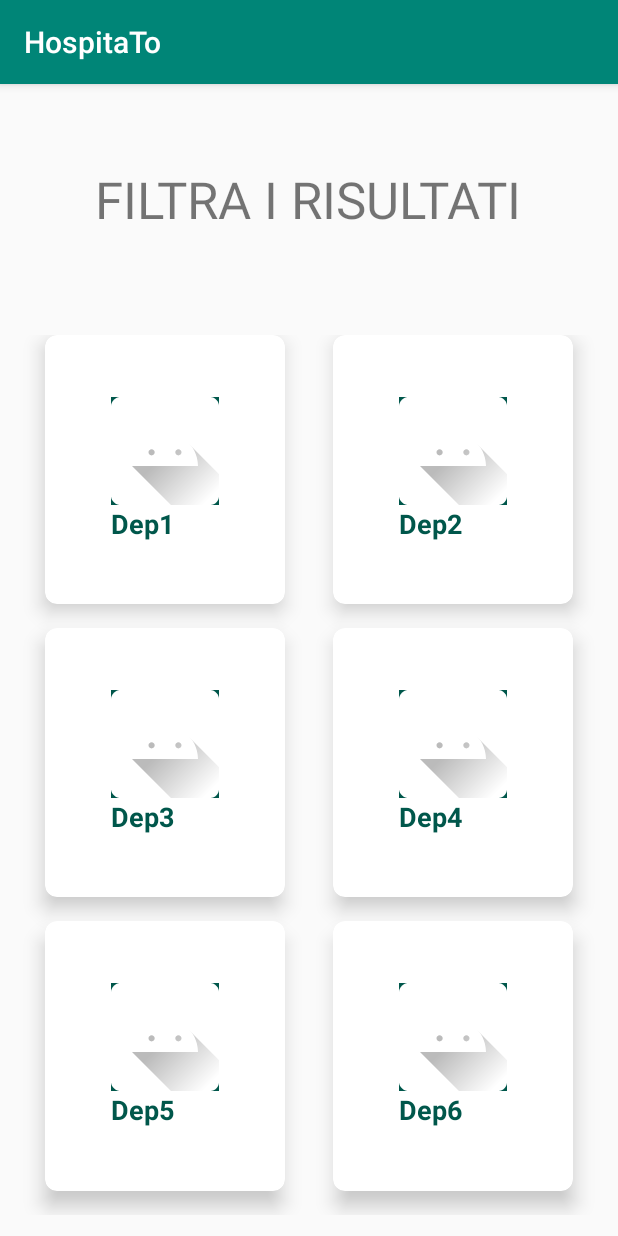
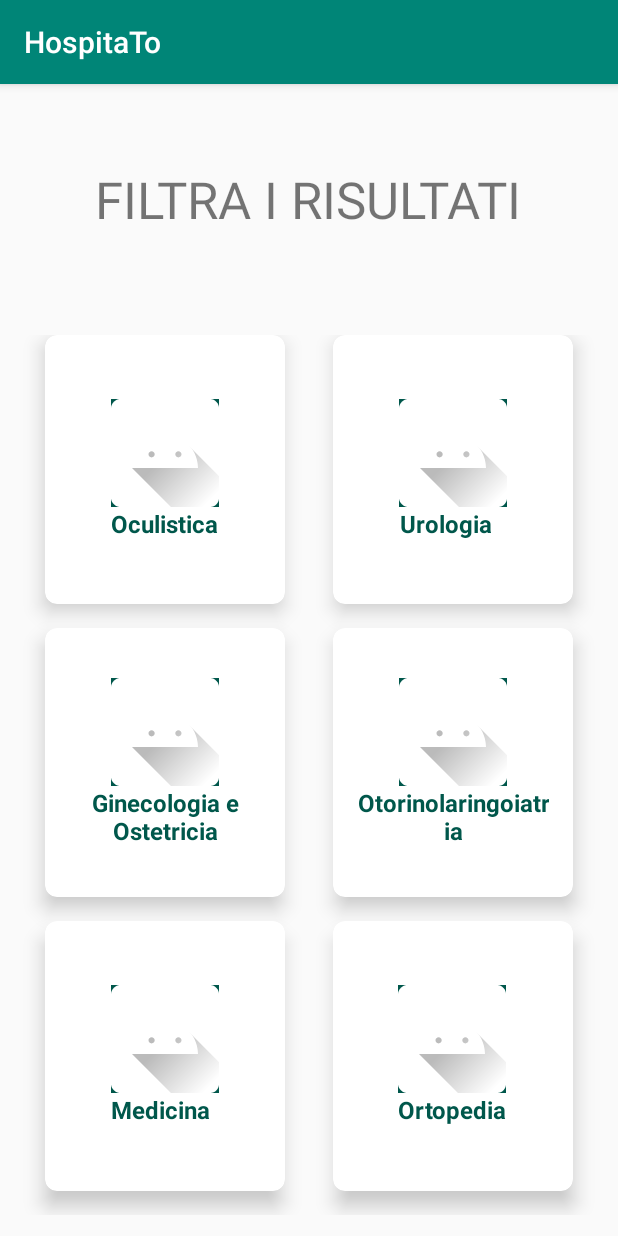
Before and after one commit to Zurimaio/HospitaTo, an Android app: the filterView screen opened directly, with no data from a screen before it, on a phone screen of 412 x 824 dp. Run offline under Robolectric (Android 15) with nearby library versions, the phone set to English and light mode, and no system bars.

Commit message:
filtro/liste finite

```diff
--- a/app/src/main/res/layout/activity_filter_view.xml
+++ b/app/src/main/res/layout/activity_filter_view.xml
@@ -38,6 +38,9 @@
 
         <!-- Row 1 -->
         <!-- Column 1 -->
+
+
+
         <android.support.v7.widget.CardView
             android:layout_width="0dp"
             android:layout_height="0dp"
@@ -68,10 +71,10 @@
                     android:layout_height="wrap_content" />
 
                 <TextView
-                    android:text="Dep1"
+                    android:text="Oculistica"
                     android:textAlignment="center"
                     android:textColor="@color/colorPrimaryDark"
-                    android:textSize="18sp"
+                    android:textSize="16sp"
                     android:textStyle="bold"
                     android:layout_width="wrap_content"
                     android:layout_height="wrap_content"
@@ -109,10 +112,10 @@
                     android:layout_height="wrap_content" />
 
                 <TextView
-                    android:text="Dep2"
+                    android:text="Urologia"
                     android:textAlignment="center"
                     android:textColor="@color/colorPrimaryDark"
-                    android:textSize="18sp"
+                    android:textSize="16sp"
                     android:textStyle="bold"
                     android:layout_width="wrap_content"
                     android:layout_height="wrap_content"
@@ -152,10 +155,10 @@
                     android:layout_height="wrap_content" />
 
                 <TextView
-                    android:text="Dep3"
+                    android:text="Ginecologia e Ostetricia"
                     android:textAlignment="center"
                     android:textColor="@color/colorPrimaryDark"
-                    android:textSize="18sp"
+                    android:textSize="16sp"
                     android:textStyle="bold"
                     android:layout_width="wrap_content"
                     android:layout_height="wrap_content"
@@ -196,10 +199,10 @@
                     android:layout_height="wrap_content" />
 
                 <TextView
-                    android:text="Dep4"
+                    android:text="Otorinolaringoiatria"
                     android:textAlignment="center"
                     android:textColor="@color/colorPrimaryDark"
-                    android:textSize="18sp"
+                    android:textSize="16sp"
                     android:textStyle="bold"
                     android:layout_width="wrap_content"
                     android:layout_height="wrap_content"
@@ -239,10 +242,10 @@
                     android:layout_height="wrap_content" />
 
                 <TextView
-                    android:text="Dep5"
+                    android:text="Medicina"
                     android:textAlignment="center"
                     android:textColor="@color/colorPrimaryDark"
-                    android:textSize="18sp"
+                    android:textSize="16sp"
                     android:textStyle="bold"
                     android:layout_width="wrap_content"
                     android:layout_height="wrap_content"
@@ -280,10 +283,10 @@
                     android:layout_height="wrap_content" />
 
                 <TextView
-                    android:text="Dep6"
+                    android:text="Ortopedia"
                     android:textAlignment="center"
                     android:textColor="@color/colorPrimaryDark"
-                    android:textSize="18sp"
+                    android:textSize="16sp"
                     android:textStyle="bold"
                     android:layout_width="wrap_content"
                     android:layout_height="wrap_content"
```
Also changed, not shown: app/src/main/java/com/ma/se/hospitato/filterView.java (+6 -6 lines).
